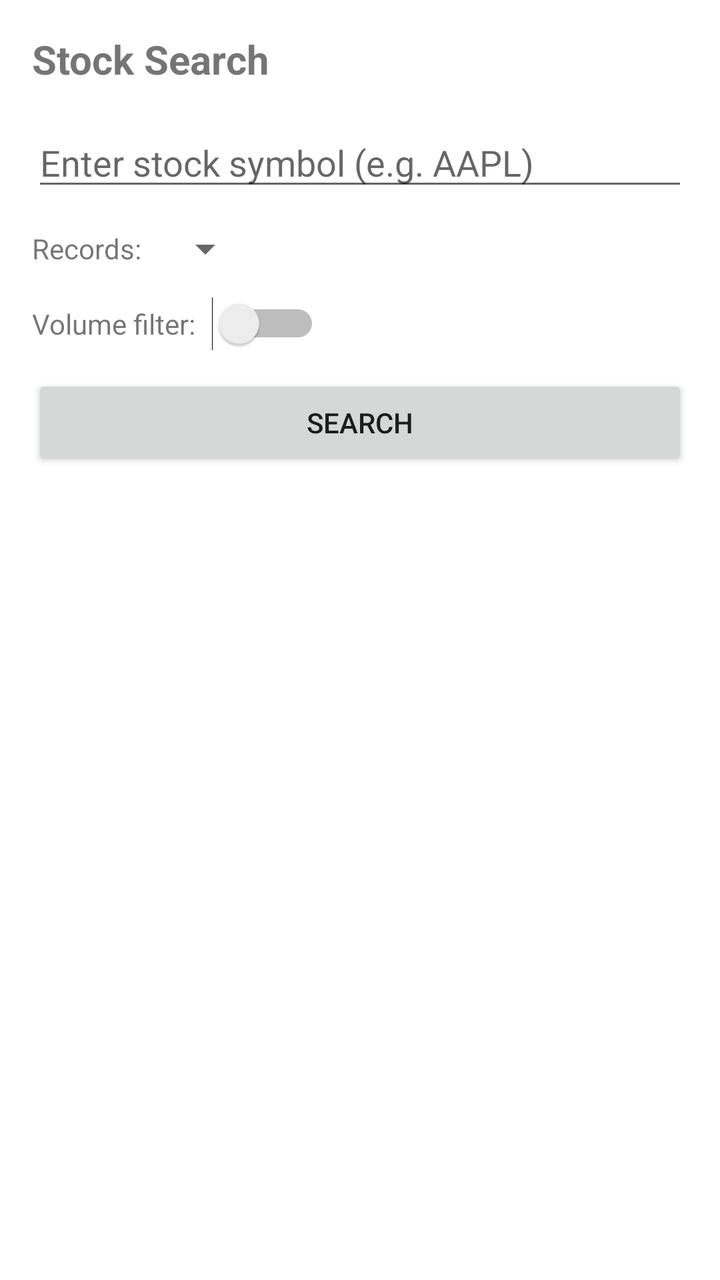
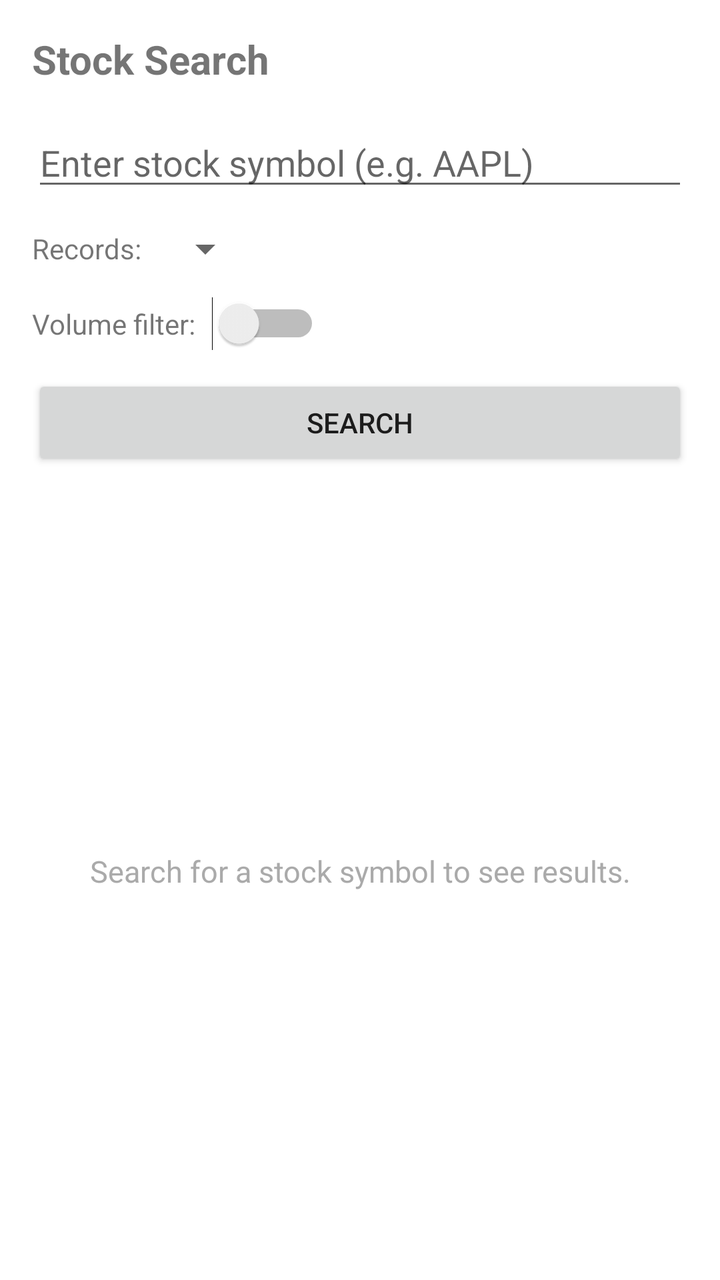

An Android layout rendered at two revisions. The XML below is the earlier revision; the diff shows what the commit changed to produce the second picture.
<!-- AndroidManifest.xml: application theme Theme.StockExplorer -->
<!-- res/layout/activity_stock_search.xml -->
<?xml version="1.0" encoding="utf-8"?>
<LinearLayout
    xmlns:android="http://schemas.android.com/apk/res/android"
    xmlns:tools="http://schemas.android.com/tools"
    android:layout_width="match_parent"
    android:layout_height="match_parent"
    android:orientation="vertical"
    android:padding="16dp"
    tools:context=".StockSearchActivity">

    <TextView
        android:layout_width="wrap_content"
        android:layout_height="wrap_content"
        android:text="@string/stock_search_title"
        android:textSize="20sp"
        android:textStyle="bold"
        android:layout_marginBottom="16dp" />

    <EditText
        android:id="@+id/symbolInput"
        android:layout_width="match_parent"
        android:layout_height="wrap_content"
        android:hint="@string/symbol_hint"
        android:inputType="textCapCharacters"
        android:maxLines="1"
        android:layout_marginBottom="12dp" />

    <LinearLayout
        android:layout_width="match_parent"
        android:layout_height="wrap_content"
        android:orientation="horizontal"
        android:gravity="center_vertical"
        android:layout_marginBottom="12dp">

        <TextView
            android:layout_width="wrap_content"
            android:layout_height="wrap_content"
            android:text="@string/record_count_label"
            android:layout_marginEnd="8dp" />

        <Spinner
            android:id="@+id/recordCountSpinner"
            android:layout_width="wrap_content"
            android:layout_height="wrap_content" />

    </LinearLayout>

    <LinearLayout
        android:layout_width="match_parent"
        android:layout_height="wrap_content"
        android:orientation="horizontal"
        android:gravity="center_vertical"
        android:layout_marginBottom="12dp">

        <TextView
            android:layout_width="wrap_content"
            android:layout_height="wrap_content"
            android:text="@string/volume_filter_label"
            android:layout_marginEnd="8dp" />

        <Switch
            android:id="@+id/volumeFilterSwitch"
            android:layout_width="wrap_content"
            android:layout_height="wrap_content" />

    </LinearLayout>

    <Button
        android:id="@+id/searchButton"
        android:layout_width="match_parent"
        android:layout_height="wrap_content"
        android:text="@string/search"
        android:layout_marginBottom="12dp" />

    <ProgressBar
        android:id="@+id/progressBar"
        android:layout_width="wrap_content"
        android:layout_height="wrap_content"
        android:layout_gravity="center"
        android:visibility="gone" />

    <TextView
        android:id="@+id/errorMessage"
        android:layout_width="match_parent"
        android:layout_height="wrap_content"
        android:textColor="@android:color/holo_red_dark"
        android:visibility="gone"
        android:layout_marginTop="8dp" />

    <androidx.recyclerview.widget.RecyclerView
        android:id="@+id/resultsRecyclerView"
        android:layout_width="match_parent"
        android:layout_height="0dp"
        android:layout_marginTop="12dp"
        android:layout_weight="1"
        tools:listitem="@android:layout/simple_list_item_1" />

</LinearLayout>
<!-- resources referenced by this layout -->
<resources>
  <string name="record_count_label">Records:</string>
  <string name="search">Search</string>
  <string name="stock_search_title">Stock Search</string>
  <string name="symbol_hint">Enter stock symbol (e.g. AAPL)</string>
  <string name="volume_filter_label">Volume filter:</string>
  <style name="Theme.StockExplorer" parent="Theme.MaterialComponents.DayNight.NoActionBar">
          <item name="colorPrimary">@color/purple_500</item>
          <item name="colorPrimaryVariant">@color/purple_700</item>
          <item name="colorSecondary">@color/teal_200</item>
          <item name="android:statusBarColor" tools:targetApi="l">@color/purple_700</item>
      </style>
  <color name="purple_500">#6200EE</color>
  <color name="purple_700">#3700B3</color>
  <color name="teal_200">#03DAC5</color>
</resources>

<!-- the commit's change to res/layout/activity_stock_search.xml (unified diff, before → after) -->
@@ -87,12 +87,133 @@
         android:visibility="gone"
         android:layout_marginTop="8dp" />
 
+    <TextView
+        android:id="@+id/emptyStateText"
+        android:layout_width="match_parent"
+        android:layout_height="0dp"
+        android:layout_weight="1"
+        android:gravity="center"
+        android:text="@string/empty_state_message"
+        android:textSize="15sp"
+        android:textColor="@android:color/darker_gray" />
+
     <androidx.recyclerview.widget.RecyclerView
         android:id="@+id/resultsRecyclerView"
         android:layout_width="match_parent"
         android:layout_height="0dp"
         android:layout_marginTop="12dp"
         android:layout_weight="1"
-        tools:listitem="@android:layout/simple_list_item_1" />
+        android:visibility="gone"
+        tools:listitem="@layout/item_stock_record" />
 
 </LinearLayout>
+<!-- res/layout/item_stock_record.xml (included above) -->
+<?xml version="1.0" encoding="utf-8"?>
+<com.google.android.material.card.MaterialCardView
+    xmlns:android="http://schemas.android.com/apk/res/android"
+    xmlns:app="http://schemas.android.com/apk/res-auto"
+    android:layout_width="match_parent"
+    android:layout_height="wrap_content"
+    android:layout_marginStart="8dp"
+    android:layout_marginEnd="8dp"
+    android:layout_marginTop="6dp"
+    android:layout_marginBottom="6dp"
+    app:cardCornerRadius="8dp"
+    app:cardElevation="2dp">
+
+    <LinearLayout
+        android:layout_width="match_parent"
+        android:layout_height="wrap_content"
+        android:orientation="vertical"
+        android:padding="12dp">
+
+        
+        <LinearLayout
+            android:layout_width="match_parent"
+            android:layout_height="wrap_content"
+            android:orientation="horizontal"
+            android:gravity="center_vertical">
+
+            <TextView
+                android:id="@+id/symbolText"
+                android:layout_width="0dp"
+                android:layout_height="wrap_content"
+                android:layout_weight="1"
+                android:textSize="16sp"
+                android:textStyle="bold" />
+
+            <TextView
+                android:id="@+id/trendText"
+                android:layout_width="wrap_content"
+                android:layout_height="wrap_content"
+                android:textSize="14sp"
+                android:textStyle="bold" />
+
+        </LinearLayout>
+
+        
+        <TextView
+            android:id="@+id/dateText"
+            android:layout_width="wrap_content"
+            android:layout_height="wrap_content"
+            android:textSize="13sp"
+            android:textColor="@android:color/darker_gray"
+            android:layout_marginTop="4dp"
+            android:layout_marginBottom="8dp" />
+
+        
+        <LinearLayout
+            android:layout_width="match_parent"
+            android:layout_height="wrap_content"
+            android:orientation="horizontal">
+
+            <TextView
+                android:id="@+id/openText"
+                android:layout_width="0dp"
+                android:layout_height="wrap_content"
+                android:layout_weight="1"
+                android:textSize="13sp" />
+
+            <TextView
+                android:id="@+id/closeText"
+                android:layout_width="0dp"
+                android:layout_height="wrap_content"
+                android:layout_weight="1"
+                android:textSize="13sp" />
+
+        </LinearLayout>
+
+        
+        <LinearLayout
+            android:layout_width="match_parent"
+            android:layout_height="wrap_content"
+            android:orientation="horizontal"
+            android:layout_marginTop="4dp">
+
+            <TextView
+                android:id="@+id/highText"
+                android:layout_width="0dp"
+                android:layout_height="wrap_content"
+                android:layout_weight="1"
+                android:textSize="13sp" />
+
+            <TextView
+                android:id="@+id/lowText"
+                android:layout_width="0dp"
+                android:layout_height="wrap_content"
+                android:layout_weight="1"
+                android:textSize="13sp" />
+
+        </LinearLayout>
+
+        
+        <TextView
+            android:id="@+id/volumeText"
+            android:layout_width="wrap_content"
+            android:layout_height="wrap_content"
+            android:textSize="13sp"
+            android:layout_marginTop="4dp" />
+
+    </LinearLayout>
+
+</com.google.android.material.card.MaterialCardView>
<!-- resource entries referenced after the edit -->
@@ -1,5 +1,6 @@
 <!-- resources referenced by this layout -->
 <resources>
+  <string name="empty_state_message">Search for a stock symbol to see results.</string>
   <string name="record_count_label">Records:</string>
   <string name="search">Search</string>
   <string name="stock_search_title">Stock Search</string>
